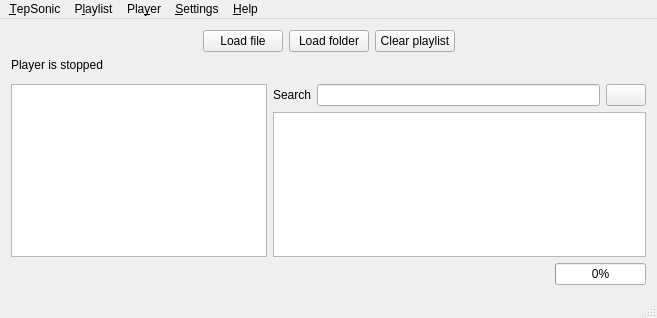
First picture: the form in mainwindow.ui, repository danvratil/TepSonic, before the edit.
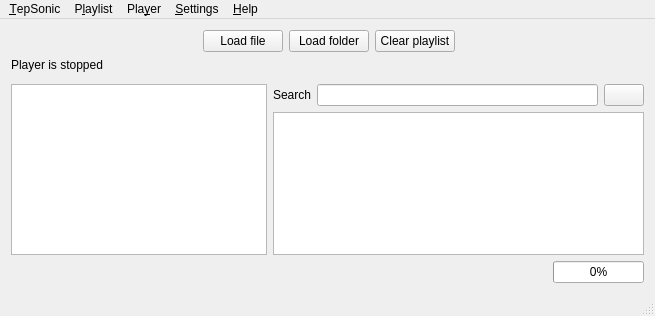
Second picture: the form after the edit. Icons and pictures are not drawn. Custom widgets are drawn as their Qt base class.

Commit message: Enable toggling visibility of the first column (filename)

```diff
--- a/mainwindow.ui
+++ b/mainwindow.ui
@@ -6,8 +6,8 @@
    <rect>
     <x>0</x>
     <y>0</y>
-    <width>657</width>
-    <height>318</height>
+    <width>655</width>
+    <height>316</height>
    </rect>
   </property>
   <property name="sizePolicy">
@@ -354,7 +354,7 @@
     <rect>
      <x>0</x>
      <y>0</y>
-     <width>657</width>
+     <width>655</width>
      <height>20</height>
     </rect>
    </property>
```
Left out of the diff: 9 changed lines with no effect on the pictures. The commit also changes 1 other file.
